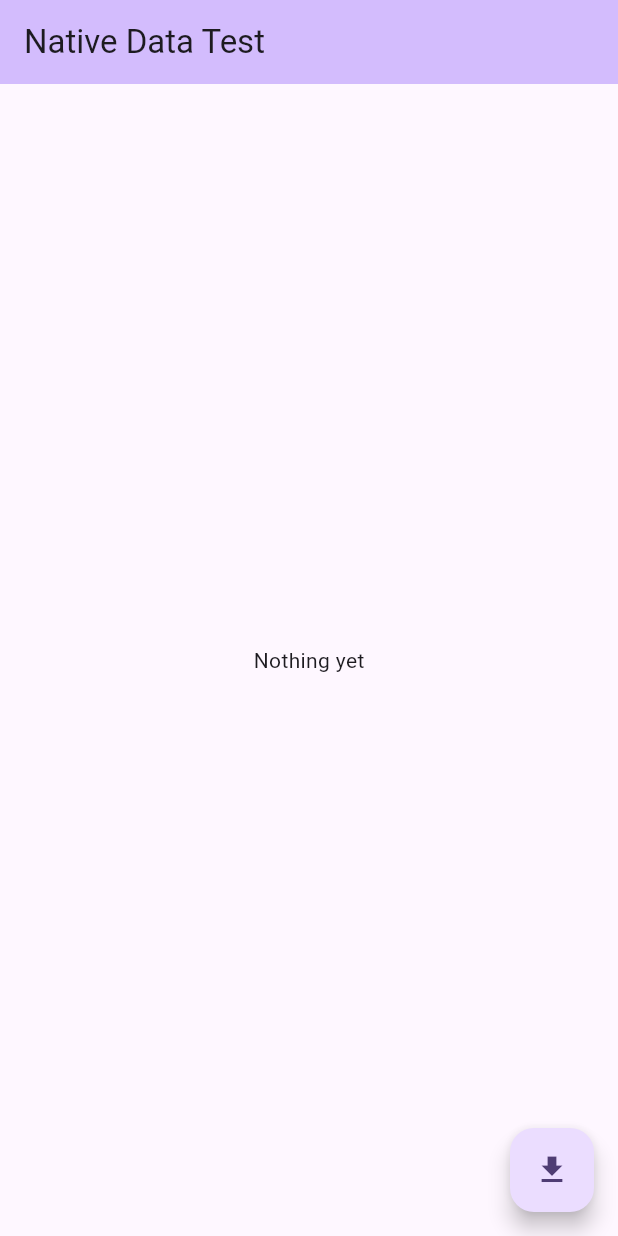
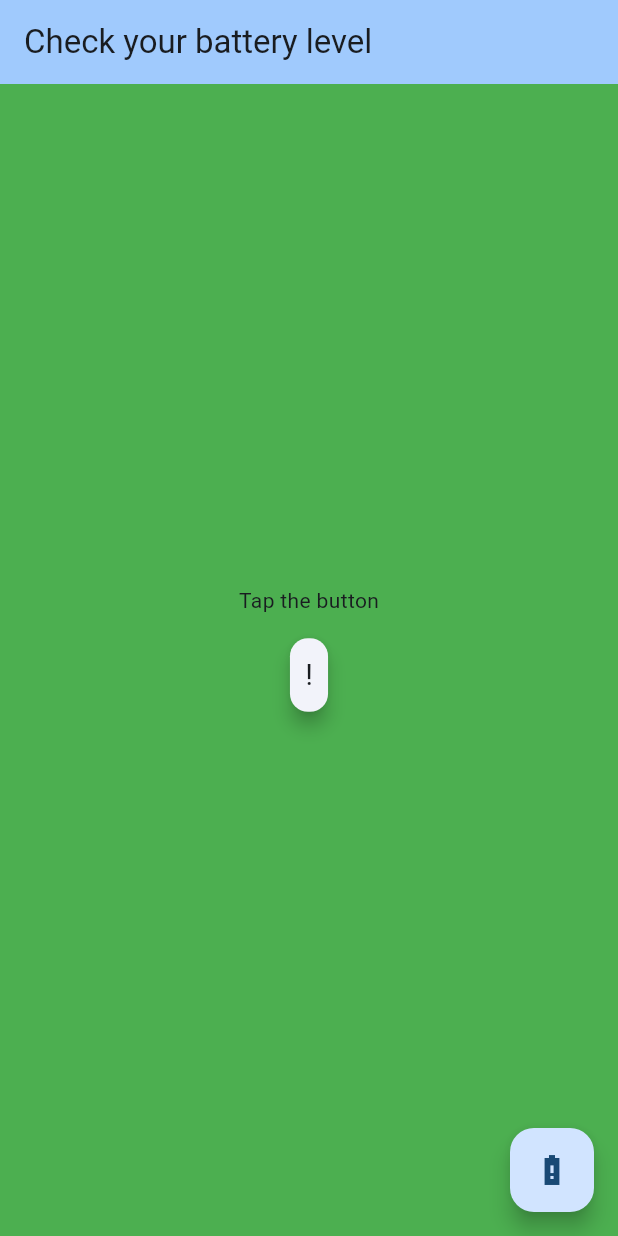
Before and after one commit to KavindaLochana/flutter_and_native_android, a Flutter app: the screen it shows after launch, on a phone screen of 412 x 824 dp. Run offline on Flutter 3.47's test engine with Material 3 defaults, Android fonts, the phone set to English and light mode, and no system bars.

Commit message:
get battery level

```diff
--- a/lib/main.dart
+++ b/lib/main.dart
@@ -12,10 +12,10 @@ class MyApp extends StatelessWidget {
     return MaterialApp(
       title: 'Native Test',
       theme: ThemeData(
-        colorScheme: ColorScheme.fromSeed(seedColor: Colors.deepPurple),
+        colorScheme: ColorScheme.fromSeed(seedColor: Colors.blue),
         useMaterial3: true,
       ),
-      home: const MyHomePage(title: 'Native Data Test'),
+      home: const MyHomePage(title: 'Check your battery level'),
     );
   }
 }
@@ -30,19 +30,26 @@ class MyHomePage extends StatefulWidget {
 }
 
 class _MyHomePageState extends State<MyHomePage> {
-  String _kotText = 'Nothing yet';
+  String _kotText = 'Tap the button';
+  String _batteryLevel = '!';
   static const platform = MethodChannel('main_channel');
 
+// main method to get data from kotlin side
   Future<void> _getNativeMessage() async {
     String nativeMessage;
+    String nativeBatLevel;
     try {
       nativeMessage = await platform.invokeMethod('dataFlow');
+      final batResult = await platform.invokeMethod<int>('btLevel');
+      nativeBatLevel = '$batResult %';
     } on PlatformException catch (e) {
       nativeMessage = 'Failed to get native data: ${e.message}';
+      nativeBatLevel = 'Failed to get battery data: ${e.message}';
     }
 
     setState(() {
       _kotText = nativeMessage;
+      _batteryLevel = nativeBatLevel;
     });
   }
 
@@ -51,13 +58,35 @@ class _MyHomePageState extends State<MyHomePage> {
     return Scaffold(
       appBar: AppBar(
         backgroundColor: Theme.of(context).colorScheme.inversePrimary,
-        title: Text(widget.title),
+        title: Text(
+          widget.title,
+          textAlign: TextAlign.center,
+        ),
       ),
-      body: Center(child: Text(_kotText)),
+      body: Container(
+          width: double.infinity,
+          color: Colors.green,
+          child: Column(
+            mainAxisAlignment: MainAxisAlignment.center,
+            children: [
+              Text(_kotText),
+              Card(
+                margin: const EdgeInsets.all(15.0),
+                elevation: 5,
+                child: Padding(
+                  padding: const EdgeInsets.all(10.0),
+                  child: Text(
+                    _batteryLevel,
+                    style: const TextStyle(fontSize: 20.0),
+                  ),
+                ),
+              ),
+            ],
+          )),
       floatingActionButton: FloatingActionButton(
         onPressed: _getNativeMessage,
         tooltip: 'Get data',
-        child: const Icon(Icons.get_app),
+        child: const Icon(Icons.battery_alert_sharp),
       ),
     );
   }
```
Also changed, not shown: 1 other file.
